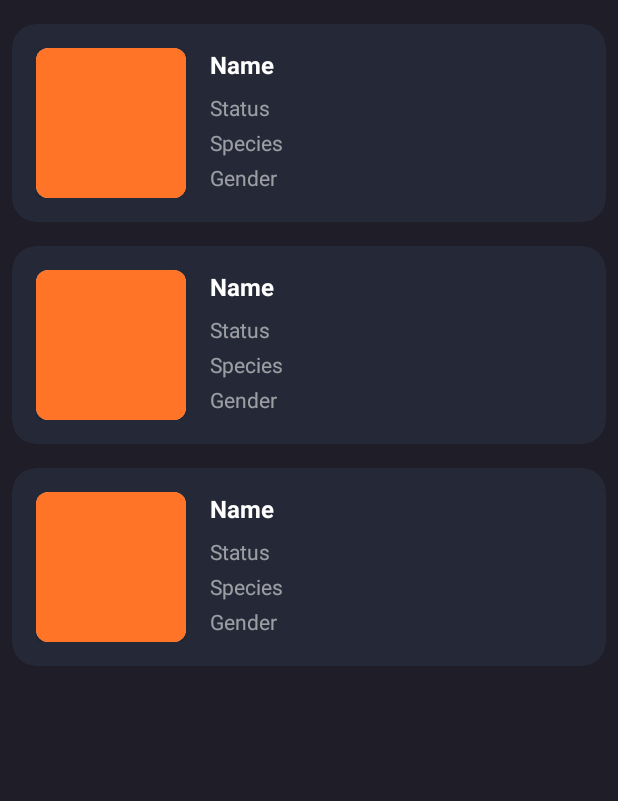
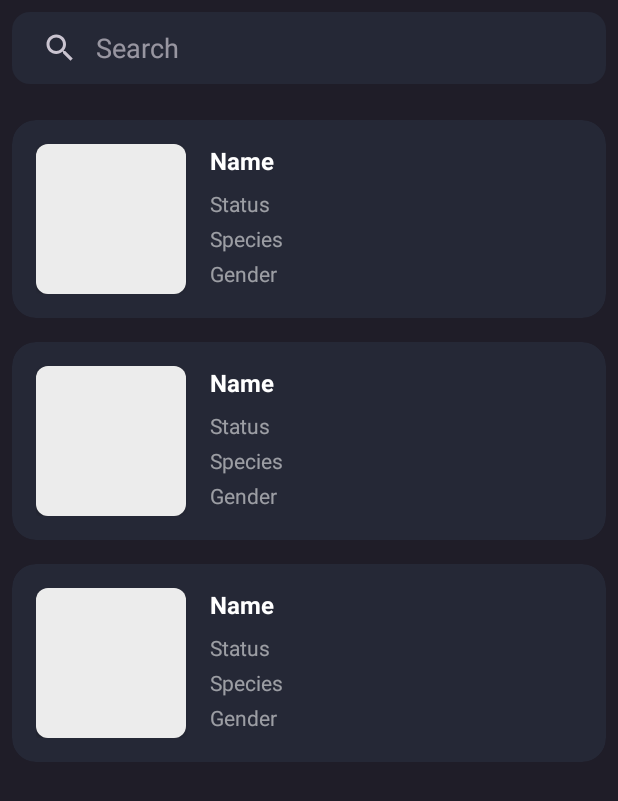
Before and after one commit to rezaluthfi/RickAndMorty-API-App, an Android app: the layout activity_main.xml on its own in the app's theme, with its tools: preview values and no code run, on a phone screen of 412 x 824 dp. Shown: the top 801 px of the screen. Run offline under Robolectric (Android 15) with nearby library versions, the phone set to English and light mode, and no system bars.

Commit message:
add search view & fix code

```diff
--- a/app/src/main/AndroidManifest.xml
+++ b/app/src/main/AndroidManifest.xml
@@ -12,7 +12,7 @@
         android:label="@string/app_name"
         android:roundIcon="@mipmap/ic_launcher_round"
         android:supportsRtl="true"
-        android:theme="@style/Theme.RickAndMortyAPIApp"
+        android:theme="@style/Theme.Material3.Dark.NoActionBar"
         tools:targetApi="31">
         <activity
             android:name=".MainActivity"
--- a/app/src/main/java/com/example/rickandmortyapiapp/network/CharactersResponse.kt
+++ b/app/src/main/java/com/example/rickandmortyapiapp/model/CharactersResponse.kt
@@ -1,6 +1,5 @@
-package com.example.rickandmortyapiapp.network
+package com.example.rickandmortyapiapp.model
 
-import com.example.rickandmortyapiapp.model.Characters
 import com.google.gson.annotations.SerializedName
 
 data class CharactersResponse(
--- a/app/src/main/java/com/example/rickandmortyapiapp/network/ApiClient.kt
+++ b/app/src/main/java/com/example/rickandmortyapiapp/network/ApiClient.kt
@@ -1,6 +1,5 @@
 package com.example.rickandmortyapiapp.network
 
-import com.google.gson.annotations.SerializedName
 import okhttp3.OkHttpClient
 import okhttp3.logging.HttpLoggingInterceptor
 import retrofit2.Retrofit
--- a/app/src/main/java/com/example/rickandmortyapiapp/network/ApiService.kt
+++ b/app/src/main/java/com/example/rickandmortyapiapp/network/ApiService.kt
@@ -1,5 +1,6 @@
 package com.example.rickandmortyapiapp.network
 
+import com.example.rickandmortyapiapp.model.CharactersResponse
 import retrofit2.Call
 import retrofit2.http.GET
 
--- /dev/null
+++ b/app/src/main/res/drawable/bg_search_view.xml
@@ -0,0 +1,6 @@
+<?xml version="1.0" encoding="utf-8"?>
+<shape xmlns:android="http://schemas.android.com/apk/res/android"
+    android:shape="rectangle">
+    <solid android:color="@color/dark_blue" />
+    <corners android:radius="12dp" />
+</shape>
--- a/app/src/main/res/layout/activity_main.xml
+++ b/app/src/main/res/layout/activity_main.xml
@@ -9,6 +9,27 @@
     android:background="@color/primary"
     tools:context=".MainActivity">
 
+    <SearchView
+        android:id="@+id/sv_search"
+        android:layout_width="match_parent"
+        android:layout_height="wrap_content"
+        android:layout_margin="8dp"
+        android:background="@drawable/bg_search_view"
+        android:queryHint="Search"
+        android:iconifiedByDefault="false"
+        android:queryBackground="@null" />
+
+    <TextView
+        android:id="@+id/tv_data_not_found"
+        android:layout_width="wrap_content"
+        android:layout_height="wrap_content"
+        android:layout_marginTop="16dp"
+        android:text="Opss! Data tidak ditemukan."
+        android:textColor="@color/white"
+        android:textSize="14sp"
+        android:visibility="gone"
+        android:layout_gravity="center_horizontal"/>
+
     <androidx.recyclerview.widget.RecyclerView
         android:id="@+id/rv_morty"
         android:layout_width="match_parent"
--- a/app/src/main/res/layout/item_character.xml
+++ b/app/src/main/res/layout/item_character.xml
@@ -28,7 +28,7 @@
                     android:id="@+id/img_char"
                     android:layout_width="match_parent"
                     android:layout_height="match_parent"
-                    android:background="@color/orange" />
+                    android:background="@color/grey" />
 
             </androidx.cardview.widget.CardView>
 
--- a/app/src/main/res/values/colors.xml
+++ b/app/src/main/res/values/colors.xml
@@ -3,7 +3,8 @@
     <color name="black">#FF000000</color>
     <color name="white">#FFFFFFFF</color>
     <color name="primary">#1F1D28</color>
-    <color name="orange">#FF7427</color>
+    <color name="bg_dark_soft">#1A1C1E</color>
+    <color name="grey">#ECECEC</color>
     <color name="dark_blue">#252836</color>
     <color name="text_body">#8CFFFFFF</color>
 </resources>
```
Also changed, not shown: app/src/main/java/com/example/rickandmortyapiapp/MainActivity.kt (+42 -7 lines).
